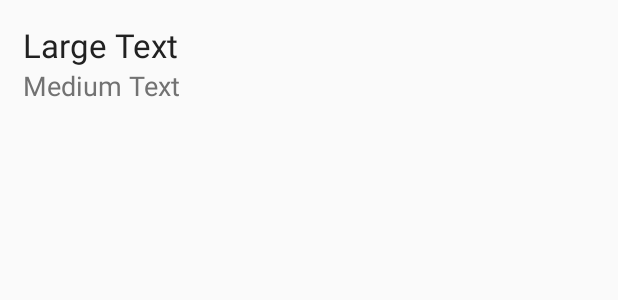
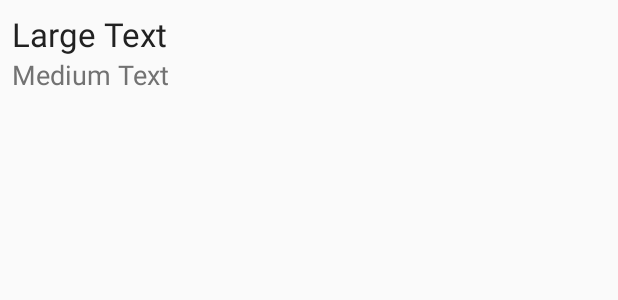
Before and after one commit to juancruzgs/RemindMeTV, an Android app: the layout list_item_show.xml on its own in the app's theme, with its tools: preview values and no code run, on a phone screen of 412 x 824 dp. Shown: the top 300 px of the screen. Run offline under Robolectric (Android 15) with nearby library versions, the phone set to English and light mode, and no system bars.

Commit message:
tweaked the last changes.

```diff
--- a/app/src/main/java/com/mobilemakers/remindmetv/ShowsListFragment.java
+++ b/app/src/main/java/com/mobilemakers/remindmetv/ShowsListFragment.java
@@ -107,7 +107,7 @@ public class ShowsListFragment extends ListFragment {
                     }
                 }
                 mEditShowName.setPadding(30,0,0,0);
-                mImageButtonSearch.setPadding(0,0,30,0);
+                mImageButtonSearch.setPadding(20,0,30,0);
             }
         });
     }
--- a/app/src/main/res/drawable/rectangle_rounded_edit_texts_filled.xml
+++ b/app/src/main/res/drawable/rectangle_rounded_edit_texts_filled.xml
@@ -5,6 +5,6 @@
         android:bottomRightRadius="0dp"
         android:topLeftRadius="20dp"
         android:bottomLeftRadius="20dp" />
-
+    <stroke android:width="4px" android:color="#000000"/>
     <solid android:color="@color/accent"/>
 </shape>
--- a/app/src/main/res/drawable/rectangle_rounded_imagebutton_with_edittext_enabled.xml
+++ b/app/src/main/res/drawable/rectangle_rounded_imagebutton_with_edittext_enabled.xml
@@ -5,6 +5,6 @@
         android:bottomRightRadius="20dp"
         android:topLeftRadius="0dp"
         android:bottomLeftRadius="0dp"/>
-
+    <stroke android:width="4px" android:color="#000000"/>
     <solid android:color="@color/accent"/>
 </shape>
--- a/app/src/main/res/layout/list_item_show.xml
+++ b/app/src/main/res/layout/list_item_show.xml
@@ -3,7 +3,7 @@
     android:layout_width="match_parent"
     android:layout_height="match_parent"
     android:orientation="vertical"
-    android:padding="15dp">
+    android:padding="8dp">
 
     <TextView
         android:id="@+id/text_view_show_name"
```
